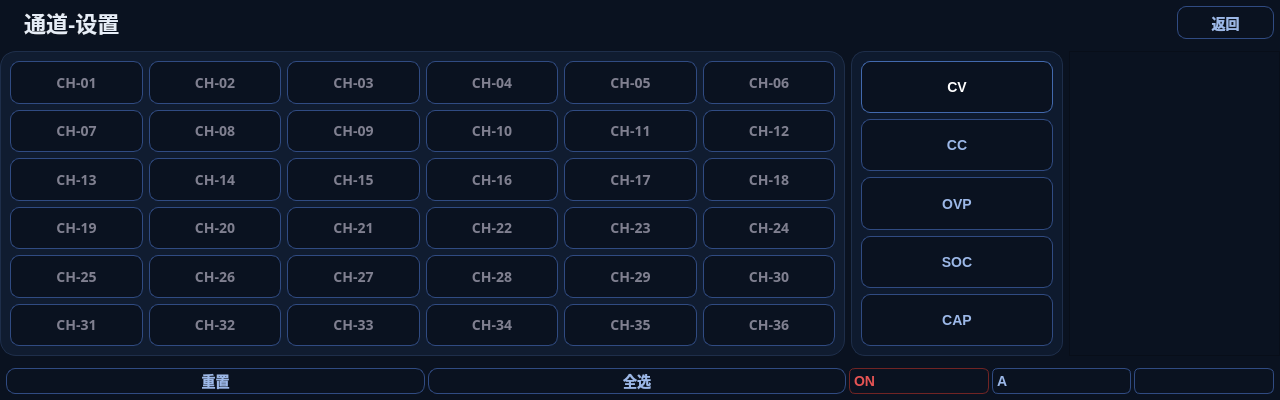
Old version of the form widgets/interaction/channelsetting.ui in the repository housir-debug/Leacesy_M3506.
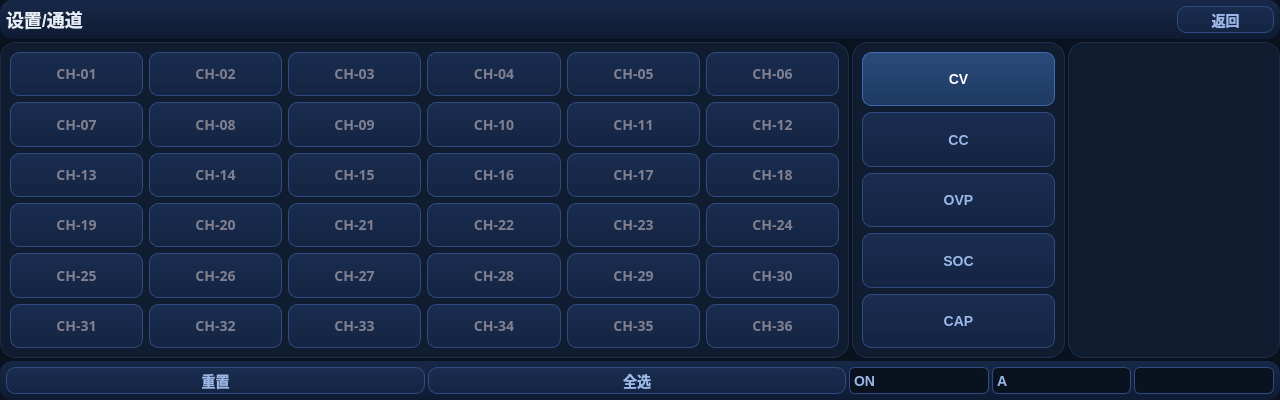
New version of the form. Custom widgets are drawn as their Qt base class.

Commit message: add:添加通道总线，实现通道统一管理，优化页面到设置通道页面

Patch:
```diff
--- a/widgets/interaction/channelsetting.ui
+++ b/widgets/interaction/channelsetting.ui
@@ -45,48 +45,84 @@
     background-color: #0A1220;
 }
 
-QPushButton {
+#channelsetting QComboBox {
     background: qlineargradient(x1:0, y1:0, x2:0, y2:1,
                 stop:0 #1A2D50, stop:1 #142442);
     border: 1px solid #304b82;
-    border-radius: 9px;
+    border-radius: 6px;
     color: #9CB8E8;
     font-size: 14px;
     font-weight: bold;
 }
-QPushButton:hover {
-    background: qlineargradient(x1:0, y1:0, x2:0, y2:1,
-                stop:0 #243c69, stop:1 #1c325b);
-    border-color: #4269ad;
-    color: #E6EDF7;
+#channelsetting QComboBox:disabled {
+    background: #111928;
+    border: 1px solid #202b40;
+    color: #445470;
 }
-QPushButton:pressed {
+#channelsetting QComboBox::drop-down {
+    background: transparent;
+}
+
+#channelsetting QComboBox QAbstractItemView {
+    background-color: #142442;
+    border: 1px solid #304b82;
+    border-radius: 9px;
+    font-weight: bold;
+	font-size: 14px;
+	color: #9CB8E8;
+    /*padding: 6px;*/
+    outline: none;
+    selection-background-color: #2A4A7A;
+    selection-color: #FFFFFF;
+}
+#channelsetting QComboBox QAbstractItemView::item {
+    background: transparent;
+ 	border-radius: 6px;
+	color: #9CB8E8;
+	min-height: 27px;
+    padding: 2px 8px;
+}
+#channelsetting QComboBox QAbstractItemView::item:selected {
+    background-color: #2A4A7A;
+    color: #FFFFFF;
+}
+
+#channelsetting QPushButton {
+    background: qlineargradient(x1:0, y1:0, x2:0, y2:1,stop:0 #1A2D50, stop:1 #142442);
+    border: 1px solid #304b82;
+    border-radius: 9px;
+    font-weight: bold;
+	font-size: 14px;
+	color: #9CB8E8;
+}
+#channelsetting QPushButton:pressed {
     background: #195c3c;
     border-color: #37b677;
     color: #ffffff;
 }
-QPushButton:disabled {
+#channelsetting QPushButton:disabled {
     background: #111928;
     border: 1px solid #202b40;
     color: #445470;
 }
 
-#frame_5, #frame_6 {
-    background: qlineargradient(x1:0, y1:0, x2:0, y2:1,
-                stop:0 #172847, stop:1 #0E1B33);
- 	border-radius: 12px;
-    border: none;
-}
 #page_label {
-    color: #E6EDF7;
-    font-size: 22px;
-    font-weight: bold;
     background: transparent;
     border: none;
-    padding-left: 12px;
+	font-weight: bold;
+	font-size: 18px;
+	color: #E6EDF7;
+}
+#frame_5,
+#frame_6 {
+    background: qlineargradient(x1:0, y1:0, x2:0, y2:1,stop:0 #172847, stop:1 #0E1B33);
+ 	border-radius: 12px;
+    border: none;
 }
 
-#chselectframe {
+#chselectframe,
+#frame_3,
+#keyframe {
     background-color: #101C30;
     border: 1px solid #1E2E4A; 
     border-radius: 16px;
@@ -94,9 +130,8 @@
 #chselectframe QPushButton {
     color: #808090;
 }
-#chselectframe QPushButton:checked {
-    background: qlineargradient(x1:0, y1:0, x2:0, y2:1,
-                stop:0 #2A4A7A, stop:1 #1E3A62);
+#frame_3 QPushButton:checked,#chselectframe QPushButton:checked {
+    background: qlineargradient(x1:0, y1:0, x2:0, y2:1,stop:0 #2A4A7A, stop:1 #1E3A62);
     border: 1px solid #4269ad;
     color: #FFFFFF;
 }
@@ -106,68 +141,13 @@
     border-color: #5A82C8;
 }
 
-#frame_3 {
-    background-color: #0E1A2E;
-    border: 1px solid #1E2E4A;
-    border-radius: 14px;
+#onoff_comboBox{
+    color: #e65454;
+    border-color: #702424;
 }
-#frame_3 QPushButton:checked {
-    background: qlineargradient(x1:0, y1:0, x2:0, y2:1,
-                stop:0 #2A4A7A, stop:1 #1E3A62);
-    border-color: #4269ad;
-    color: #FFFFFF;
-}
-
-QComboBox {
-    background: qlineargradient(x1:0, y1:0, x2:0, y2:1,
-                stop:0 #1A2D50, stop:1 #142442);
-    border: 1px solid #304b82;
-    border-radius: 6px;
-    color: #9CB8E8;
-    font-size: 14px;
-    font-weight: bold;
-}
-QComboBox:hover {
-    background: qlineargradient(x1:0, y1:0, x2:0, y2:1,
-                stop:0 #243c69, stop:1 #1c325b);
-    border-color: #4269ad;
-    color: #E6EDF7;
-}
-QComboBox:disabled {
-    background: #111928;
-    border: 1px solid #202b40;
-    color: #445470;
-}
-QComboBox::drop-down {
-    background: transparent;
-}
-
-QComboBox QAbstractItemView {
-    background-color: #142442;
-    border: 1px solid #304b82;
-    border-radius: 8px;
-    color: #9CB8E8;
-    font-size: 14px;
-    font-weight: bold;
-    padding: 4px;
-    outline: none;
-    selection-background-color: #2A4A7A;
-    selection-color: #FFFFFF;
-}
-QComboBox QAbstractItemView::item {
-    min-height: 26px;
-    padding: 2px 8px;
-    border-radius: 6px;
-    background: transparent;
-    color: #9CB8E8;
-}
-QComboBox QAbstractItemView::item:hover {
-    background-color: #243c69;
-    color: #E6EDF7;
-}
-QComboBox QAbstractItemView::item:selected {
-    background-color: #2A4A7A;
-    color: #FFFFFF;
+#onoff_comboBox[Outputed=true]{
+    color: #34b979;
+    border-color: #1f5c40;
 }</string>
   </property>
   <property name="locale">
@@ -186,6 +166,9 @@
    <property name="bottomMargin">
     <number>0</number>
    </property>
+   <property name="spacing">
+    <number>3</number>
+   </property>
    <item row="0" column="0" colspan="3">
     <widget class="QFrame" name="frame_5">
      <property name="cursor">
@@ -228,7 +211,7 @@
          <number>0</number>
         </property>
         <property name="text">
-         <string>通道-设置</string>
+         <string>设置/通道</string>
         </property>
        </widget>
       </item>
@@ -1590,6 +1573,9 @@
         <property name="checkable">
          <bool>true</bool>
         </property>
+        <property name="checked">
+         <bool>false</bool>
+        </property>
        </widget>
       </item>
       <item row="5" column="5">
@@ -1816,13 +1802,13 @@
       <string notr="true"/>
      </property>
      <property name="frameShape">
-      <enum>QFrame::StyledPanel</enum>
+      <enum>QFrame::NoFrame</enum>
      </property>
      <property name="frameShadow">
-      <enum>QFrame::Raised</enum>
+      <enum>QFrame::Plain</enum>
      </property>
      <property name="lineWidth">
-      <number>1</number>
+      <number>0</number>
      </property>
     </widget>
    </item>
@@ -1921,14 +1907,7 @@
          <enum>Qt::NoContextMenu</enum>
         </property>
         <property name="styleSheet">
-         <string notr="true">#onoff_comboBox{
-    color: #e65454;
-    border-color: #702424;
-}
-#onoff_comboBox[Outputed=true]{
-    color: #34b979;
-    border-color: #1f5c40;
-}</string>
+         <string notr="true"/>
         </property>
         <property name="currentText">
          <string>ON</string>
@@ -2033,6 +2012,14 @@
    </item>
   </layout>
  </widget>
+ <customwidgets>
+  <customwidget>
+   <class>numberkeypad</class>
+   <extends>QFrame</extends>
+   <header>widgets/component/numberkeypad.h</header>
+   <container>1</container>
+  </customwidget>
+ </customwidgets>
  <resources/>
  <connections/>
  <buttongroups>
```
Left out of the diff: 13 changed lines with no effect on the pictures. The commit also changes 40 other files.
